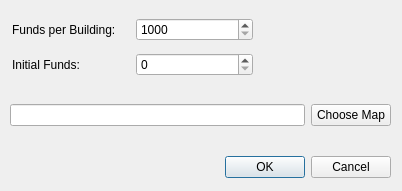
This is src/gui_qt/gameDialog.ui in the-kenny/netwars as Qt 5 draws it before an edit. The edited form follows.
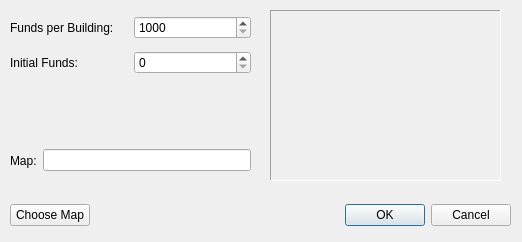
This is the edited form.

```diff
--- a/src/gui_qt/gameDialog.ui
+++ b/src/gui_qt/gameDialog.ui
@@ -1,52 +1,30 @@
 <ui version="4.0" >
  <class>GameDialog</class>
- <widget class="QDialog" name="GameDialog" >
-  <property name="geometry" >
+ <widget class="QDialog" name="GameDialog">
+  <property name="geometry">
    <rect>
     <x>0</x>
     <y>0</y>
-    <width>402</width>
-    <height>191</height>
+    <width>522</width>
+    <height>242</height>
    </rect>
   </property>
   <property name="windowTitle" >
    <string>Dialog</string>
   </property>
-  <widget class="QWidget" name="" >
-   <property name="geometry" >
+  <widget class="QWidget" name="layoutWidget">
+   <property name="geometry">
     <rect>
      <x>10</x>
-     <y>100</y>
-     <width>381</width>
-     <height>30</height>
-    </rect>
-   </property>
-   <layout class="QHBoxLayout" name="horizontalLayout" >
-    <item>
-     <widget class="QLineEdit" name="mapFileLineEdit" />
-    </item>
-    <item>
-     <widget class="QPushButton" name="chooseMapButton" >
-      <property name="text" >
-       <string>Choose Map</string>
-      </property>
-     </widget>
-    </item>
-   </layout>
-  </widget>
-  <widget class="QWidget" name="" >
-   <property name="geometry" >
-    <rect>
-     <x>12</x>
-     <y>12</y>
+     <y>10</y>
      <width>241</width>
      <height>70</height>
     </rect>
    </property>
-   <layout class="QGridLayout" name="gridLayout" >
-    <item row="0" column="0" >
-     <widget class="QLabel" name="fpbLabel" >
-      <property name="text" >
+   <layout class="QGridLayout" name="gridLayout">
+    <item row="0" column="0">
+     <widget class="QLabel" name="fpbLabel">
+      <property name="text">
        <string>Funds per Building:</string>
       </property>
      </widget>
@@ -89,19 +67,26 @@
     </item>
    </layout>
   </widget>
-  <widget class="QWidget" name="" >
-   <property name="geometry" >
+  <widget class="QWidget" name="layoutWidget">
+   <property name="geometry">
     <rect>
      <x>10</x>
-     <y>150</y>
-     <width>381</width>
-     <height>34</height>
+     <y>200</y>
+     <width>501</width>
+     <height>31</height>
     </rect>
    </property>
-   <layout class="QHBoxLayout" name="horizontalLayout_2" >
+   <layout class="QHBoxLayout" name="horizontalLayout_2">
     <item>
-     <spacer name="horizontalSpacer" >
-      <property name="orientation" >
+     <widget class="QPushButton" name="chooseMapButton">
+      <property name="text">
+       <string>Choose Map</string>
+      </property>
+     </widget>
+    </item>
+    <item>
+     <spacer name="horizontalSpacer">
+      <property name="orientation">
        <enum>Qt::Horizontal</enum>
       </property>
       <property name="sizeHint" stdset="0" >
@@ -124,6 +109,47 @@
     </item>
    </layout>
   </widget>
+  <widget class="QWidget" name="horizontalLayoutWidget">
+   <property name="geometry">
+    <rect>
+     <x>10</x>
+     <y>140</y>
+     <width>241</width>
+     <height>41</height>
+    </rect>
+   </property>
+   <layout class="QHBoxLayout" name="horizontalLayout">
+    <item>
+     <widget class="QLabel" name="label">
+      <property name="text">
+       <string>Map:</string>
+      </property>
+     </widget>
+    </item>
+    <item>
+     <widget class="QLineEdit" name="mapFileLineEdit"/>
+    </item>
+   </layout>
+  </widget>
+  <widget class="QLabel" name="imageLabel">
+   <property name="geometry">
+    <rect>
+     <x>270</x>
+     <y>10</y>
+     <width>231</width>
+     <height>171</height>
+    </rect>
+   </property>
+   <property name="frameShape">
+    <enum>QFrame::Panel</enum>
+   </property>
+   <property name="frameShadow">
+    <enum>QFrame::Sunken</enum>
+   </property>
+   <property name="text">
+    <string/>
+   </property>
+  </widget>
  </widget>
  <resources/>
  <connections>
```
Left out of the diff: 49 changed lines with no effect on the pictures.
